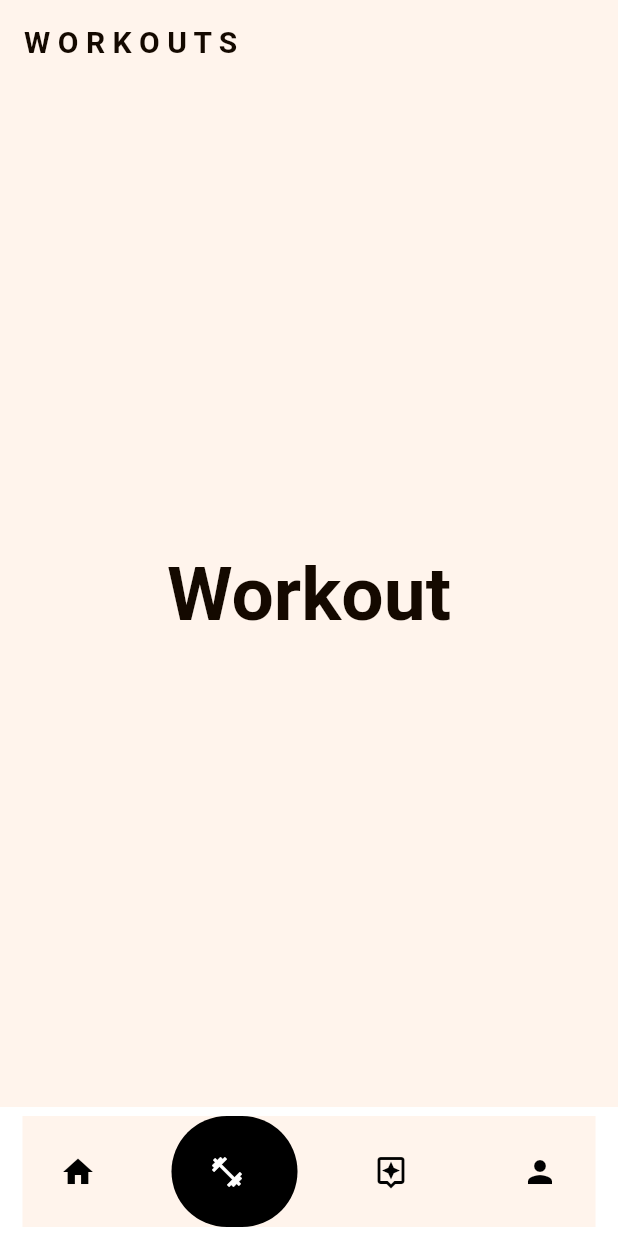
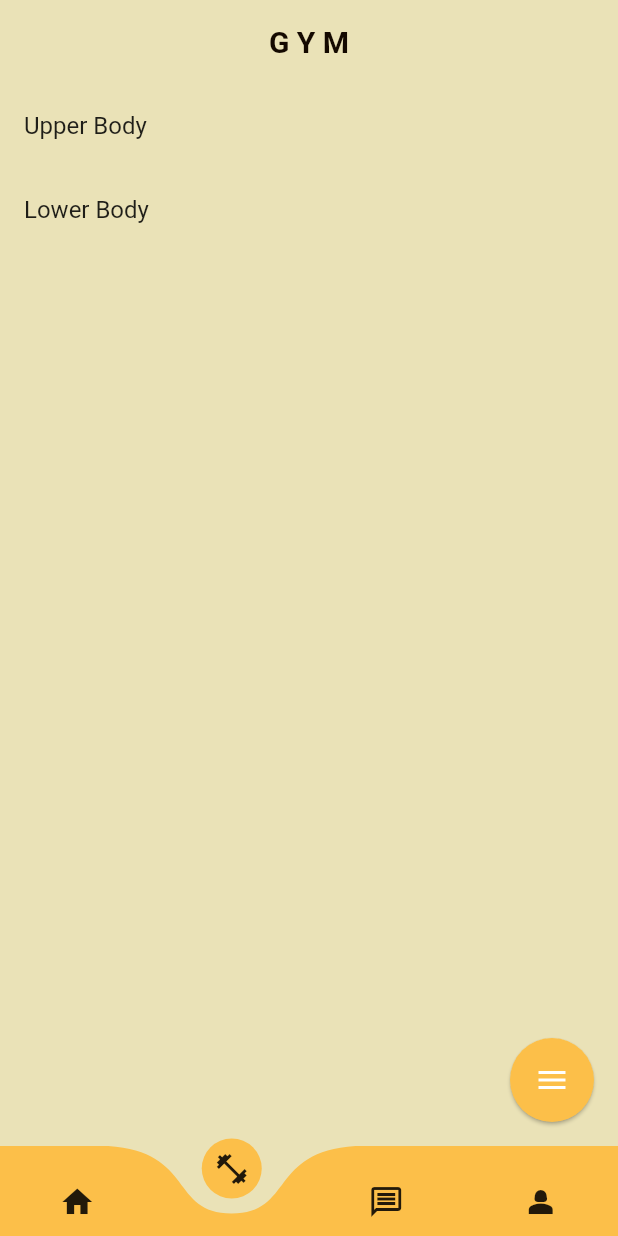
Before and after one commit to AnthonyBeerus/project_kaizen, a Flutter app: the screen it shows after launch, item 2 of the bottom bar chosen, on a phone screen of 412 x 824 dp. Run offline on Flutter 3.47's test engine with Material 2 defaults, Android fonts, the phone set to English and light mode, and no system bars; drawn by our look-alikes of curved_navigation_bar, flutter_speed_dial, google_nav_bar; our stand-ins replace custom_navigation_bar.

Commit message:
Added FAB and ListViewBuilder

```diff
--- a/lib/Data/models/workout_data.dart
+++ b/lib/Data/models/workout_data.dart
@@ -6,6 +6,17 @@ class WorkoutData extends ChangeNotifier {
   List<WorkoutClass> workoutList = [
     WorkoutClass(
       name: 'Upper Body',
+      exercises: [
+        ExerciseClass(
+          name: "Bicep Curls",
+          weight: "10",
+          sets: "4",
+          reps: "10",
+        ),
+      ],
+    ),
+    WorkoutClass(
+      name: 'Lower Body',
       exercises: [
         ExerciseClass(
           name: "Bicep Curls",
--- a/lib/Presentation Layer/pages/appNav.dart
+++ b/lib/Presentation Layer/pages/appNav.dart
@@ -1,6 +1,8 @@
 // ignore_for_file: use_full_hex_values_for_flutter_colors
 
 
+import 'package:curved_navigation_bar/curved_navigation_bar.dart';
+import 'package:custom_navigation_bar/custom_navigation_bar.dart';
 import 'package:flutter/material.dart';
 import 'package:google_nav_bar/google_nav_bar.dart';
 import 'package:phenom_fitness/Presentation%20Layer/pages/workout_screen.dart';
@@ -36,35 +38,18 @@ class _AppNavState extends State<AppNav> {
   Widget build(BuildContext context) {
     return Scaffold(
       body: _pages[_selectedIndex],
-      bottomNavigationBar: Container(
-        color: Colors.white,
-        child: Padding(
-          padding: const EdgeInsets.symmetric(horizontal: 15.0, vertical: 6.0),
-          child: GNav(
-            duration: const Duration(milliseconds: 500),
-            tabBorderRadius: 70,
-            gap: 10,
-            backgroundColor: secondaryColor,
-            color: Colors.black,
-            activeColor: Colors.white,
-            onTabChange: _navigateBottomBar,
-            tabBackgroundColor: Colors.black,
-            tabs: const [
-              GButton(
-                icon: Icons.home,
-              ),
-              GButton(
-                icon: Icons.fitness_center,
-              ),
-              GButton(
-                icon: Icons.assistant_outlined,
-              ),
-              GButton(
-                icon: Icons.person,
-              ),
-            ],
-          ),
-        ),
+      bottomNavigationBar: CurvedNavigationBar(
+        height: 60,
+        onTap: _navigateBottomBar,
+        items: const [
+          Icon(Icons.home),
+          Icon(Icons.fitness_center),
+          Icon(Icons.message_outlined),
+          Icon(Icons.person_2),
+        ],
+        color: thirdColor,
+        backgroundColor: secondaryColor,
+        animationDuration: const Duration(milliseconds: 200),
       ),
     );
   }
--- a/lib/Presentation Layer/pages/settings_screen.dart
+++ b/lib/Presentation Layer/pages/settings_screen.dart
@@ -14,6 +14,20 @@ class _SettingsScreenState extends State<SettingsScreen> {
   @override
   Widget build(BuildContext context) {
     return Scaffold(
+      appBar: AppBar(
+          backgroundColor: secondaryColor,
+          elevation: 0,
+          title: Text(
+            'P R O F I L E',
+            style: TextStyle(
+              color: textColor,
+              fontSize: 20,
+              fontWeight: FontWeight.bold,
+              fontFamily: 'Roboto',
+            ),
+          ),
+          centerTitle: true,
+        ),
       backgroundColor: secondaryColor,
       body: const Column(
           children: [
--- a/lib/Presentation Layer/pages/workout_screen.dart
+++ b/lib/Presentation Layer/pages/workout_screen.dart
@@ -1,7 +1,10 @@
 // ignore_for_file: use_full_hex_values_for_flutter_colors
-
+import 'package:flutter/services.dart';
 import 'package:flutter/material.dart';
+import 'package:flutter_speed_dial/flutter_speed_dial.dart';
+import 'package:phenom_fitness/Data/models/workout_data.dart';
 import 'package:phenom_fitness/themes/colors.dart';
+import 'package:provider/provider.dart';
 
 class WorkoutScreen extends StatefulWidget {
   const WorkoutScreen({super.key});
@@ -11,14 +14,28 @@ class WorkoutScreen extends StatefulWidget {
 }
 
 class _WorkoutScreenState extends State<WorkoutScreen> {
+  void createNewWorkout() {
+
+  }
+  @override
+  void initState() {
+    super.initState();
+
+    // Set the status bar color to match the AppBar color
+    SystemChrome.setSystemUIOverlayStyle(SystemUiOverlayStyle(
+      statusBarColor: thirdColor, // Set this to your AppBar color
+    ));
+  }
+
   @override
   Widget build(BuildContext context) {
-    return Scaffold(
+    return Consumer<WorkoutData>(
+      builder: (context, value, child) => Scaffold(
         appBar: AppBar(
           backgroundColor: secondaryColor,
           elevation: 0,
           title: Text(
-          'W O R K O U T S',
+            'G Y M',
             style: TextStyle(
               color: textColor,
               fontSize: 20,
@@ -26,17 +43,36 @@ class _WorkoutScreenState extends State<WorkoutScreen> {
               fontFamily: 'Roboto',
             ),
           ),
+          centerTitle: true,
         ),
         backgroundColor: secondaryColor,
-      body: Center(
-        child: Text(
-          'Workout',
-          style: TextStyle(
-            color: textColor,
-            fontSize: 50,
-            fontWeight: FontWeight.bold,
-            fontFamily: 'Roboto',
+        body: ListView.builder(
+          itemCount: value.getWorkoutList().length,
+          itemBuilder: (context, index) => ListTile(
+            title: Text(value.getWorkoutList()[index].name),
           ),
+        ),
+        floatingActionButton: SpeedDial(
+          animatedIcon: AnimatedIcons.menu_close,
+          backgroundColor: thirdColor,
+          overlayColor: secondaryColor,
+          overlayOpacity: 0.6,
+          elevation: 1,
+          spaceBetweenChildren: 12,
+          children: [
+            SpeedDialChild(
+              child: const Icon(Icons.add_chart_outlined),
+              label: ('Add New Routine'),
+              backgroundColor: thirdColor,
+              elevation: 1,
+            ),
+            SpeedDialChild(
+              child: const Icon(Icons.hourglass_empty),
+              label: ('Start Empty Workout'),
+              backgroundColor: thirdColor,
+              elevation: 1,
+            ),
+          ],
         ),
       ),
     );
--- a/lib/themes/colors.dart
+++ b/lib/themes/colors.dart
@@ -1,7 +1,7 @@
 import 'package:flutter/material.dart';
 
-var primaryColor = const Color(0xFFF7F4F3);
-var secondaryColor = const Color(0xFFFFF4EC);
-var thirdColor = const Color(0xFFF58B51);
+var secondaryColor = const Color(0xFFEAE2B7);
+var thirdColor = const Color(0xFFFcbf49);
+var primaryColor = const Color(0xFFF77F00);
 var backgroundColor = const Color(0xFFD5E4EB);
 var textColor = const Color(0xFF140900);
```
Also changed, not shown: pubspec.lock. Lines whose indentation alone changed are shown as unchanged.
